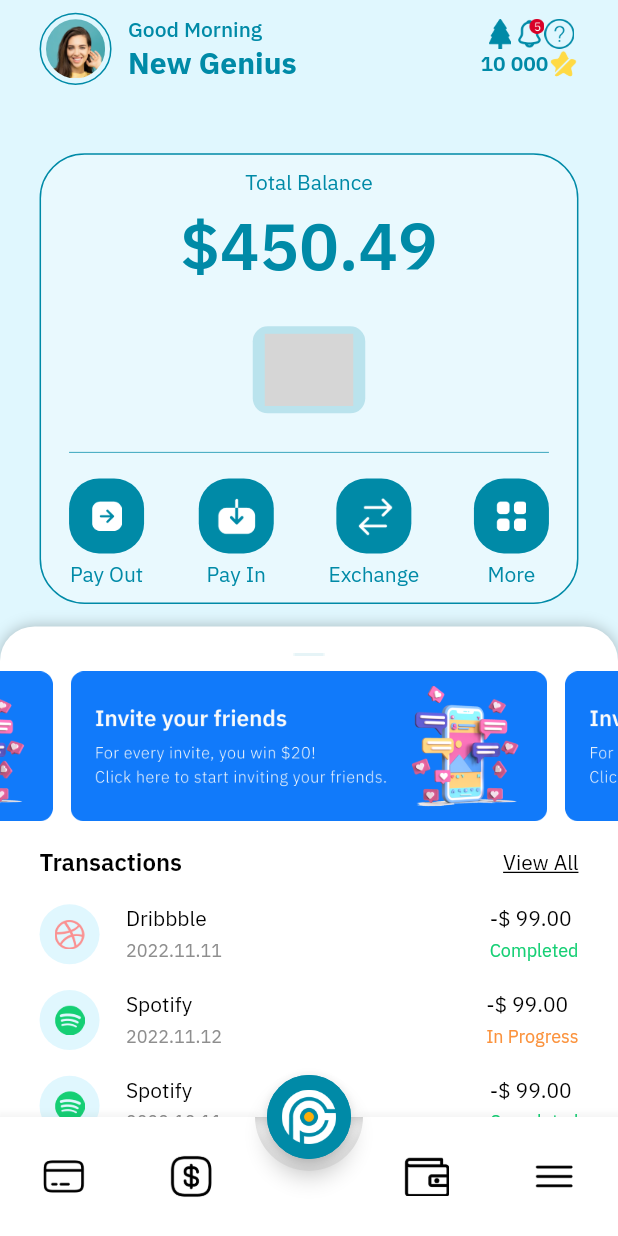
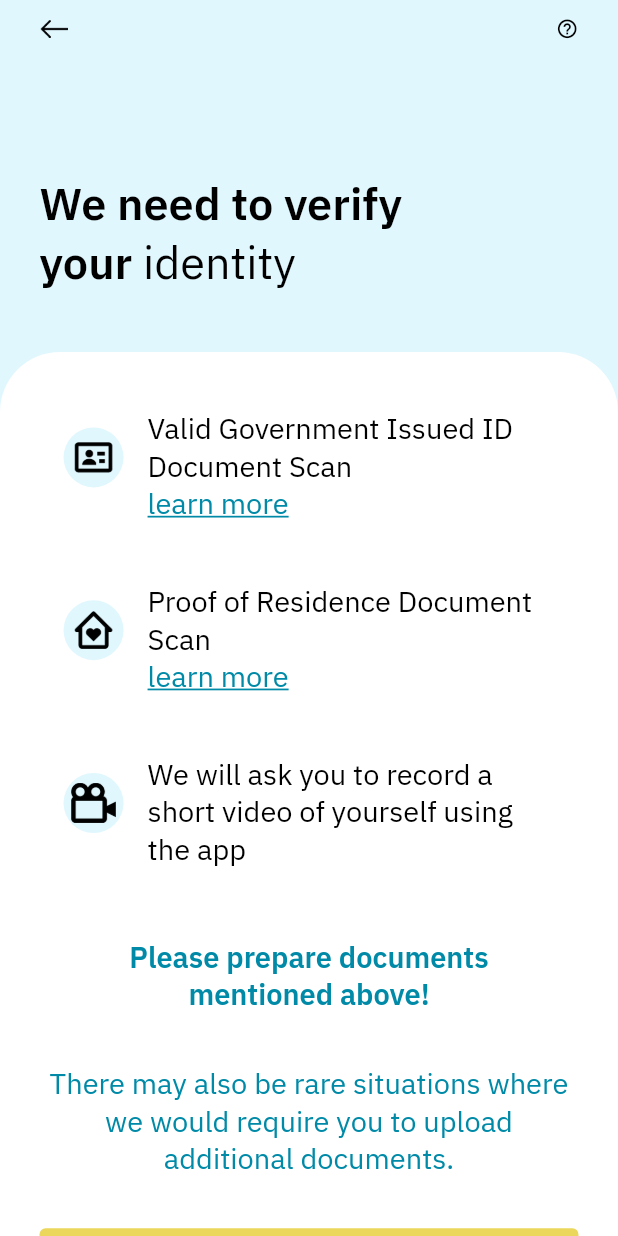
Before and after one commit to kwaku-pistis/genio_pay_test, a Flutter app: the screen it shows after launch, on a phone screen of 412 x 824 dp. Run offline on Flutter 3.47's test engine with Material 2 defaults, Android fonts, the phone set to English and light mode, and no system bars; drawn by our look-alikes of animated_bottom_navigation_bar, carousel_slider, sliding_up_panel; our stand-ins replace auto_size_text, getwidget, page_view_indicators; missing offline and left inert: circular_reveal_animation, country_currency_pickers, country_pickers; grey boxes are pictures that could not be loaded.

Commit message:
add proof identity screen

```diff
--- a/lib/main.dart
+++ b/lib/main.dart
@@ -1,5 +1,6 @@
 import 'package:flutter/material.dart';
 import 'package:genio_pay_test/screens/home.dart';
+import 'package:genio_pay_test/screens/proof_identity.dart';
 import 'package:genio_pay_test/screens/registration.dart';
 
 void main() {
@@ -17,7 +18,7 @@ class MyApp extends StatelessWidget {
       theme: ThemeData(
         primarySwatch: Colors.blue,
       ),
-      home: const Home(),
+      home: const ProofIdentity(),
     );
   }
 }
--- /dev/null
+++ b/lib/screens/proof_identity.dart
@@ -0,0 +1,255 @@
+import 'package:flutter/material.dart';
+import 'package:genio_pay_test/styles/color.dart';
+import 'package:genio_pay_test/utils/app_text_styles.dart';
+import 'package:genio_pay_test/utils/dimensions.dart';
+import 'package:genio_pay_test/widgets/app_bar.dart';
+import 'package:genio_pay_test/widgets/custom_button.dart';
+
+class ProofIdentity extends StatelessWidget {
+  const ProofIdentity({super.key});
+
+  @override
+  Widget build(BuildContext context) {
+    Dimensions.init(context);
+    return Scaffold(
+      body: SafeArea(
+        child: Container(
+          width: MediaQuery.of(context).size.width,
+          height: MediaQuery.of(context).size.height,
+          decoration: const BoxDecoration(
+            gradient: LinearGradient(
+              begin: Alignment.center,
+              end: Alignment.center,
+              colors: [
+                AppColors.lightBlue,
+                Color(0xFFE0F7FE),
+              ],
+            ),
+          ),
+          child: Column(
+            children: [
+              Container(
+                padding: EdgeInsets.symmetric(
+                  horizontal: Dimensions.getProportionateScreenWidth(24),
+                  vertical: Dimensions.getProportionateScreenHeight(8),
+                ),
+                child: const CustomAppBar(),
+              ),
+              SizedBox(
+                height: Dimensions.getProportionateScreenHeight(64.37),
+              ),
+              Container(
+                width: MediaQuery.of(context).size.width,
+                padding: EdgeInsets.symmetric(
+                  horizontal: Dimensions.getProportionateScreenWidth(24),
+                  vertical: Dimensions.getProportionateScreenHeight(8),
+                ),
+                child: RichText(
+                  text: TextSpan(
+                    text: 'We need to verify\nyour ',
+                    style: AppTextStyles.bodyText(
+                      Colors.black,
+                      30,
+                      FontWeight.w600,
+                    ),
+                    children: [
+                      TextSpan(
+                        text: 'identity',
+                        style: AppTextStyles.bodyText(
+                          Colors.black,
+                          30,
+                          FontWeight.w400,
+                        ),
+                      ),
+                    ],
+                  ),
+                ),
+              ),
+              SizedBox(
+                height: Dimensions.getProportionateScreenHeight(30),
+              ),
+              Expanded(
+                child: Container(
+                  width: MediaQuery.of(context).size.width,
+                  height: Dimensions.getProportionateScreenHeight(565),
+                  decoration: const BoxDecoration(
+                    color: Colors.white,
+                    borderRadius: BorderRadius.only(
+                      topLeft: Radius.circular(40),
+                      topRight: Radius.circular(40),
+                    ),
+                  ),
+                  padding: EdgeInsets.symmetric(
+                    horizontal: Dimensions.getProportionateScreenWidth(24),
+                  ),
+                  child: Column(
+                    crossAxisAlignment: CrossAxisAlignment.start,
+                    children: [
+                      SizedBox(
+                        height: Dimensions.getProportionateScreenHeight(32),
+                      ),
+                      ListTile(
+                        leading: Container(
+                          height: 40,
+                          width: 40,
+                          decoration: const BoxDecoration(
+                            shape: BoxShape.circle,
+                            gradient: LinearGradient(
+                              begin: Alignment.center,
+                              end: Alignment.center,
+                              colors: [
+                                AppColors.lightBlue,
+                                Color(0xFFE0F7FE),
+                              ],
+                            ),
+                          ),
+                          padding: const EdgeInsets.all(5),
+                          child: Image.asset('assets/icons/id_card.png'),
+                        ),
+                        title: Text(
+                          'Valid Government Issued ID Document Scan',
+                          style: AppTextStyles.bodyText(
+                            Colors.black,
+                            Dimensions.getProportionateScreenHeight(18),
+                            FontWeight.w400,
+                          ),
+                        ),
+                        subtitle: Text(
+                          'learn more',
+                          style: AppTextStyles.bodyText(
+                            AppColors.lightBlue,
+                            Dimensions.getProportionateScreenHeight(18),
+                            FontWeight.w400,
+                          ).copyWith(
+                            decoration: TextDecoration.underline,
+                          ),
+                        ),
+                      ),
+                      SizedBox(
+                        height: Dimensions.getProportionateScreenHeight(30),
+                      ),
+                      ListTile(
+                        leading: Container(
+                          height: 40,
+                          width: 40,
+                          decoration: const BoxDecoration(
+                            shape: BoxShape.circle,
+                            gradient: LinearGradient(
+                              begin: Alignment.center,
+                              end: Alignment.center,
+                              colors: [
+                                AppColors.lightBlue,
+                                Color(0xFFE0F7FE),
+                              ],
+                            ),
+                          ),
+                          padding: const EdgeInsets.all(5),
+                          child: Image.asset('assets/icons/home_heart.png'),
+                        ),
+                        title: Text(
+                          'Proof of Residence Document Scan',
+                          style: AppTextStyles.bodyText(
+                            Colors.black,
+                            Dimensions.getProportionateScreenHeight(18),
+                            FontWeight.w400,
+                          ),
+                        ),
+                        subtitle: Text(
+                          'learn more',
+                          style: AppTextStyles.bodyText(
+                            AppColors.lightBlue,
+                            Dimensions.getProportionateScreenHeight(18),
+                            FontWeight.w400,
+                          ).copyWith(
+                            decoration: TextDecoration.underline,
+                          ),
+                        ),
+                      ),
+                      SizedBox(
+                        height: Dimensions.getProportionateScreenHeight(30),
+                      ),
+                      ListTile(
+                        leading: Container(
+                          height: 40,
+                          width: 40,
+                          decoration: const BoxDecoration(
+                            shape: BoxShape.circle,
+                            gradient: LinearGradient(
+                              begin: Alignment.center,
+                              end: Alignment.center,
+                              colors: [
+                                AppColors.lightBlue,
+                                Color(0xFFE0F7FE),
+                              ],
+                            ),
+                          ),
+                          padding: const EdgeInsets.all(5),
+                          child: Image.asset('assets/icons/camera.png'),
+                        ),
+                        title: Text(
+                          'We will ask you to record a short video of yourself using the app',
+                          style: AppTextStyles.bodyText(
+                            Colors.black,
+                            Dimensions.getProportionateScreenHeight(18),
+                            FontWeight.w400,
+                          ),
+                        ),
+                      ),
+                      SizedBox(
+                        height: Dimensions.getProportionateScreenHeight(40),
+                      ),
+                      SizedBox(
+                        width: MediaQuery.of(context).size.width,
+                        child: Text(
+                          'Please prepare documents\nmentioned above!',
+                          style: AppTextStyles.bodyText(
+                            AppColors.lightBlue,
+                            Dimensions.getProportionateScreenHeight(18),
+                            FontWeight.w600,
+                          ),
+                          textAlign: TextAlign.center,
+                        ),
+                      ),
+                      SizedBox(
+                        height: Dimensions.getProportionateScreenHeight(32),
+                      ),
+                      SizedBox(
+                        width: MediaQuery.of(context).size.width,
+                        child: Text(
+                          'There may also be rare situations where we would require you to upload additional documents.',
+                          style: AppTextStyles.bodyText(
+                            AppColors.lightBlue,
+                            Dimensions.getProportionateScreenHeight(18),
+                            FontWeight.w400,
+                          ),
+                          textAlign: TextAlign.center,
+                        ),
+                      ),
+                      SizedBox(
+                        height: Dimensions.getProportionateScreenHeight(32),
+                      ),
+                      CustomButton(
+                        backgroundColor: AppColors.yellow,
+                        onPressed: () {
+                          Navigator.pop(context);
+                        },
+                        child: Text(
+                          'CONTINUE',
+                          style: AppTextStyles.bodyText(
+                            Colors.black,
+                            16,
+                            FontWeight.w600,
+                          ),
+                        ),
+                      ),
+                    ],
+                  ),
+                ),
+              ),
+            ],
+          ),
+        ),
+      ),
+    );
+  }
+}
--- a/lib/widgets/app_bar.dart
+++ b/lib/widgets/app_bar.dart
@@ -23,10 +23,10 @@ class CustomAppBar extends StatelessWidget {
         mainAxisAlignment: MainAxisAlignment.spaceBetween,
         children: [
           leadingIcon ??
-              Icon(
-                Icons.arrow_back,
-                color: Colors.black,
-                size: Dimensions.getProportionateScreenWidth(17.5)
+              Image.asset(
+                'assets/icons/back_icon.png',
+                width: Dimensions.getProportionateScreenWidth(17.5),
+                height: Dimensions.getProportionateScreenHeight(11.25),
               ),
           Text(
             title ?? "",
@@ -37,12 +37,7 @@ class CustomAppBar extends StatelessWidget {
               color: Color(0xff001B21),
             ),
           ),
-          trailing ??
-              Icon(
-                Icons.help_outline,
-                color: Colors.black,
-                size: Dimensions.getProportionateScreenWidth(13.6)
-              ),
+          trailing ?? Icon(Icons.help_outline, color: Colors.black, size: Dimensions.getProportionateScreenWidth(13.6)),
         ],
       ),
     );
```
Also changed, not shown: assets/icons/back_icon.png (added), assets/icons/camera.png (added), assets/icons/delete.png (added), assets/icons/home_heart.png (added), assets/icons/id_card.png (added).
